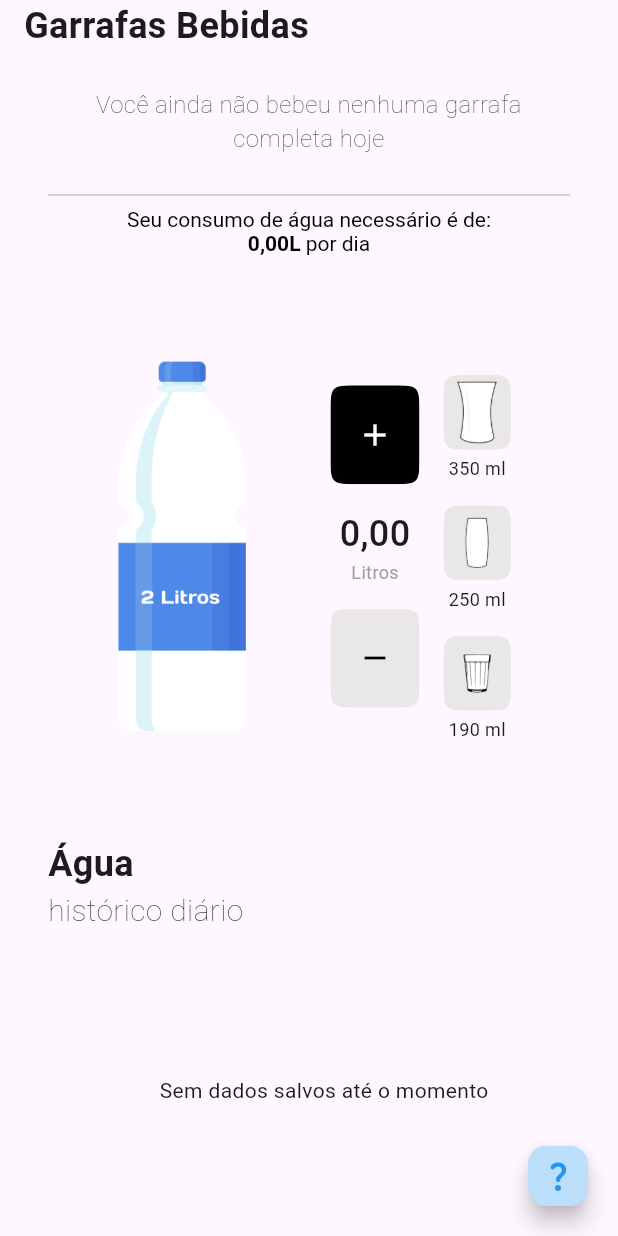
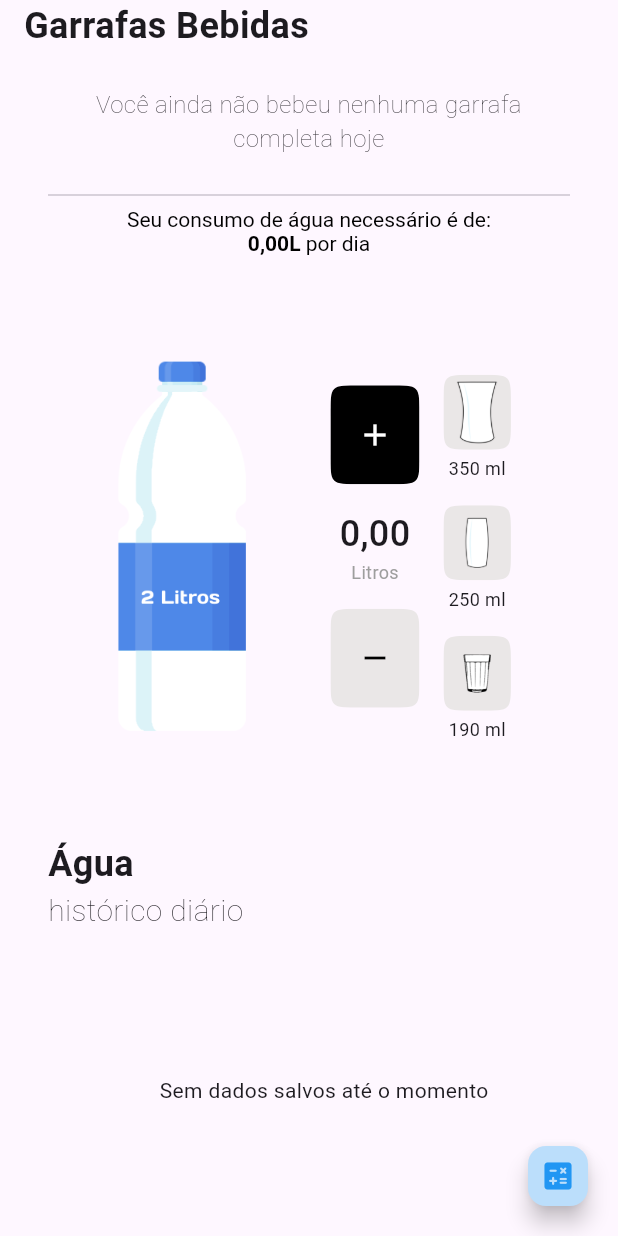
Before and after one commit to PhillipiLino/drink-water, a Flutter app: the screen it shows after launch, on a phone screen of 412 x 824 dp. Run offline on Flutter 3.47's test engine with Material 2 defaults, Android fonts, the phone set to English and light mode, and no system bars; our stand-ins replace fl_chart, hive, hive_flutter, shared_preferences; accounts and stored records are empty.

Commit message:
Change floating button icon

```diff
--- a/lib/drink_page.dart
+++ b/lib/drink_page.dart
@@ -255,7 +255,7 @@ class _DrinkPageState extends State<DrinkPage> {
         backgroundColor: Colors.blue[100],
         foregroundColor: Colors.blue,
         mini: true,
-        child: const Icon(Icons.question_mark_rounded),
+        child: const Icon(Icons.calculate_rounded),
         onPressed: () {
           showDialog(
             context: context,
```
